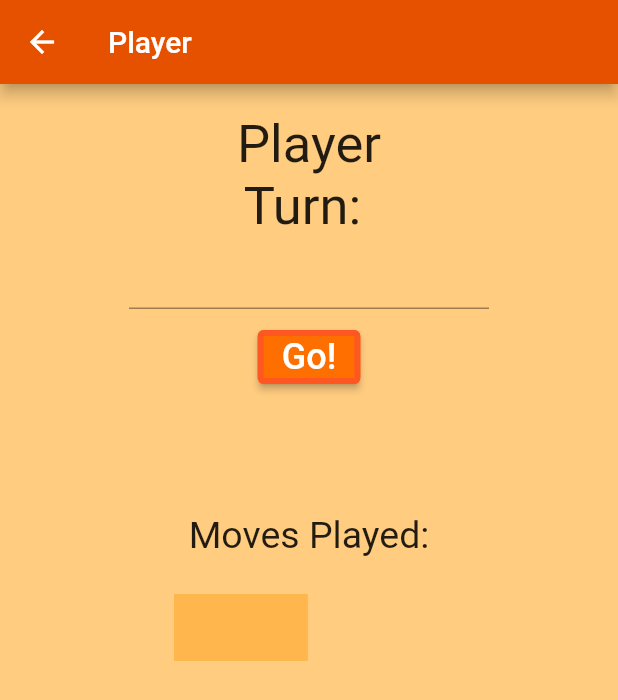
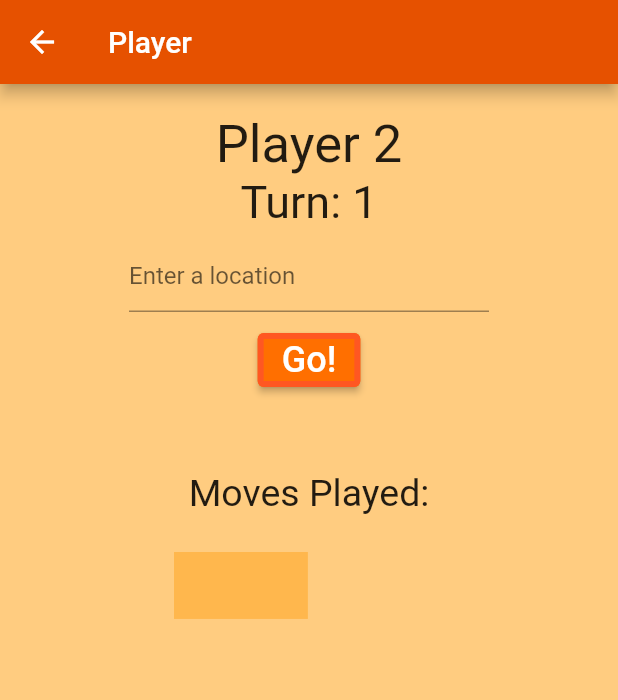
Before and after one commit to christopherlam888/geography-game, a Flutter app: the Player screen opened by its route, after a tap on "Go!", on a phone screen of 412 x 824 dp. Shown: the top 700 px of the screen. Run offline on Flutter 3.47's test engine with Material 2 defaults, Android fonts, the phone set to English and light mode, and no system bars.

Commit message:
Player screen prototype improvements

```diff
--- a/lib/pages/player.dart
+++ b/lib/pages/player.dart
@@ -10,18 +10,19 @@ class Player extends StatefulWidget {
 
 class _PlayerState extends State<Player> {
 
-  bool playerOne = true;
+  int player = 1;
   List<String> playerMoves = [];
 
-  int turnCount = 0;
+  int turnCount = 1;
   int slotCount = 0;
 
   final _firstController = ScrollController();
   final name_getter = TextEditingController();
-  @override
+
   void clear(){
     name_getter.clear();
   }
+  @override
   void dispose(){
     name_getter.dispose();
     super.dispose();
@@ -36,68 +37,79 @@ class _PlayerState extends State<Player> {
       ),
       body: Container(
         color: Colors.orange[200],
-        child: Row(
+        child: ListView(
+          children: [
+            Row(
               mainAxisAlignment: MainAxisAlignment.center,
               children:[
                 Column(
                   children:[
                     Padding(
                       padding: const EdgeInsets.only(top: 20.0),
-                  child: const Text(
-                    "Player",
-                    style: TextStyle(
+                      child: Text(
+                        "Player $player",
+                        style: const TextStyle(
                           fontSize: 35.0,
                         ),
                       ),
                     ),
 
-                const Text(
-                  "Turn: ",
-                  style: TextStyle(
-                    fontSize: 35.0,
-                  ),
-                ),
-
-                SizedBox(
-                  width: 240,
-                  child: TextField(
-                    controller: name_getter,
+                    Text(
+                      "Turn: $turnCount",
+                      style: const TextStyle(
+                        fontSize: 30.0,
                       ),
                     ),
 
                     Padding(
-                  padding: const EdgeInsets.only(top: 8.0),
-                  child: ElevatedButton(
+                      padding: const EdgeInsets.all(8.0),
+                      child: SizedBox(
+                        width: 240,
+                        child: TextField(
+                          controller: name_getter,
+                          decoration: const InputDecoration(
+                            hintText: "Enter a location",
+                            focusedBorder: OutlineInputBorder(
+                              borderSide: BorderSide(
+                                color: Colors.deepOrange,
+                                width: 3,
+                              ),
+                            ),
+                          ),
+                        ),
+                      ),
+                    ),
+
+                    ElevatedButton(
                         onPressed: () {
                           setState(() {
-                          if (playerOne) {
+                            if (player == 1) {
                               playerMoves.add(name_getter.text.toString());
-                            turnCount++;
-                            playerOne = false;
+                              player = 2;
                             }
                             else {
                               playerMoves.add(name_getter.text.toString());
-                            playerOne = true;
+                              turnCount++;
+                              player = 1;
                             }
                             slotCount++;
                             name_getter.clear();
                           });
                         },
+                        style: ElevatedButton.styleFrom(
+                          primary: Colors.amber[900],
+                          side: const BorderSide(color: Colors.deepOrange, width: 4),
+                      ),
                         child: const Text(
                           "Go!",
                           style: TextStyle(
-                          fontSize: 24.0
-                        ),
-                      ),
-                    style: ElevatedButton.styleFrom(
-                      primary: Colors.amber[900],
-                      side: BorderSide(color: Colors.deepOrange, width: 4),
+                            fontSize: 24.0,
                           ),
                         ),
                     ),
 
-                Padding(
-                  padding: const EdgeInsets.only(top: 80.0, bottom: 25.0),
+                    const Padding(
+                      padding: EdgeInsets.only(top: 50.0, bottom: 25.0),
                       child: Text(
                         "Moves Played:",
                         style: TextStyle(
@@ -121,7 +133,7 @@ class _PlayerState extends State<Player> {
                                 maxCrossAxisExtent: 90,
                                 mainAxisSpacing: 1.5,
                                 crossAxisSpacing: 1.5,
-                            childAspectRatio: 2.0
+                                childAspectRatio: 2.0,
                               ),
                               delegate: SliverChildBuilderDelegate(
                                   (BuildContext context, int index) {
@@ -142,6 +154,8 @@ class _PlayerState extends State<Player> {
                 ),
               ],
             ),
+          ],
+        ),
       ),
     );
   }
```
Lines whose indentation alone changed are shown as unchanged.
